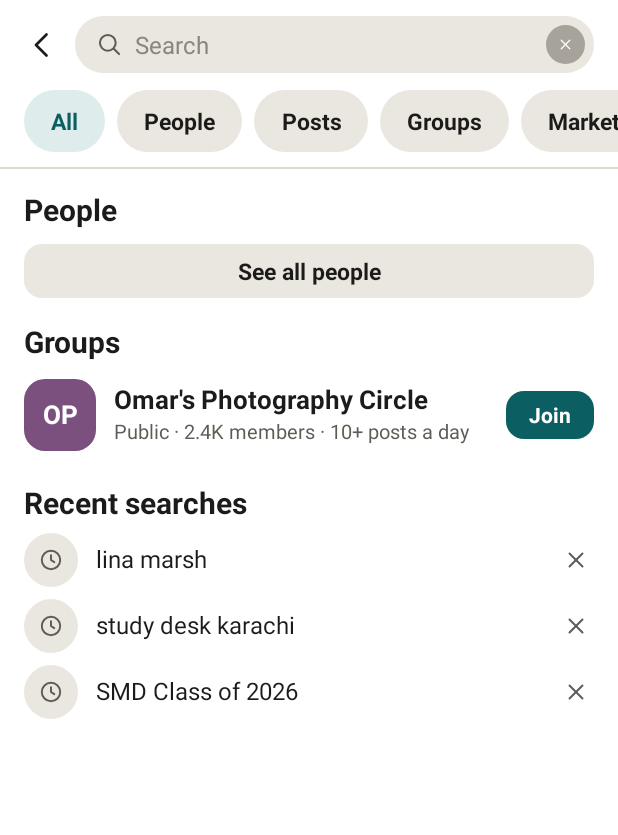
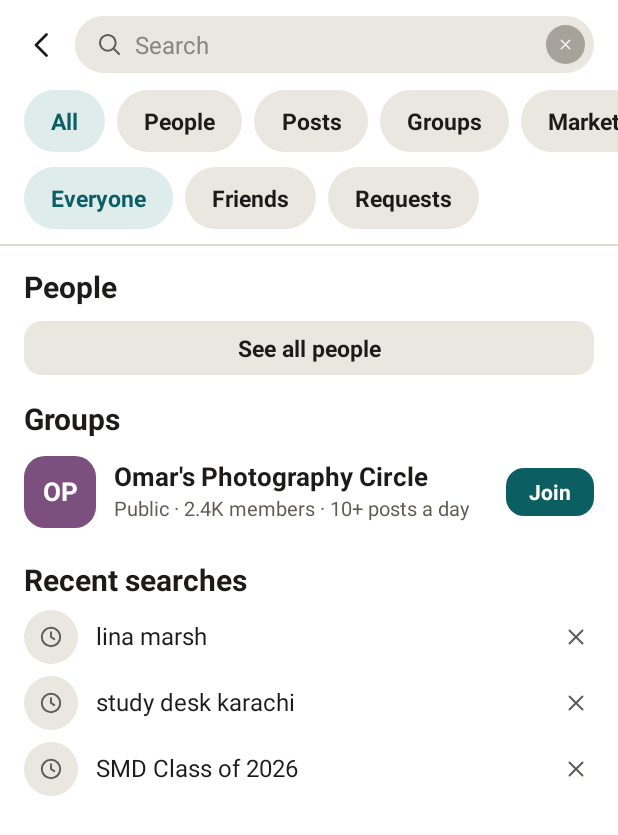
Before and after one commit to babartalal/smd_kinnect, an Android app: the SearchActivity screen opened directly, with no data from a screen before it, on a phone screen of 412 x 824 dp. Shown: the top 835 px of the screen. Run offline under Robolectric (Android 15) with nearby library versions, the phone set to English and light mode, and no system bars.

Commit message:
Search: filter results by Everyone, Friends or Requests

```diff
--- a/app/src/main/java/com/ahmadtalal/i210734_i210819/SearchActivity.kt
+++ b/app/src/main/java/com/ahmadtalal/i210734_i210819/SearchActivity.kt
@@ -3,19 +3,31 @@ package com.ahmadtalal.i210734_i210819
 import android.os.Bundle
 import android.text.Editable
 import android.text.TextWatcher
+import android.widget.TextView
 import androidx.activity.enableEdgeToEdge
 import androidx.appcompat.app.AppCompatActivity
+import androidx.core.content.ContextCompat
 import androidx.core.view.ViewCompat
 import androidx.core.view.WindowInsetsCompat
 import androidx.recyclerview.widget.LinearLayoutManager
 import com.ahmadtalal.i210734_i210819.databinding.ActivitySearchBinding
 
+/**
+ * Finds users by username or name as the user types (users/search.php).
+ * The Everyone / Friends / Requests chips choose whose accounts are searched.
+ */
 class SearchActivity : AppCompatActivity() {
 
     private lateinit var binding: ActivitySearchBinding
     private lateinit var userAdapter: UserAdapter
     private val searchResults = mutableListOf<User>()
     private var latestQuery = ""
+
+    /** The `filter` value sent to users/search.php: everyone, friends or requests. */
+    private var filter = FILTER_EVERYONE
+
+    /** Counts searches so that a slow answer to an older one is ignored. */
+    private var searchNumber = 0
 
     override fun onCreate(savedInstanceState: Bundle?) {
         super.onCreate(savedInstanceState)
@@ -33,36 +45,81 @@ class SearchActivity : AppCompatActivity() {
         binding.searchClearBtn.setOnClickListener { binding.searchInput.text.clear() }
 
         setupRecyclerView()
+        setupFilterChips()
         setupSearchTextWatcher()
     }
 
     private fun setupRecyclerView() {
-        userAdapter = UserAdapter(this, searchResults)
+        userAdapter = UserAdapter(this, searchResults) {
+            // A friend action can take a user out of the Friends or Requests
+            // list (unfriend, confirm, cancel), so those lists are reloaded.
+            if (filter != FILTER_EVERYONE) runSearch()
+        }
         binding.searchRecyclerView.layoutManager = LinearLayoutManager(this)
         binding.searchRecyclerView.adapter = userAdapter
+    }
+
+    private fun setupFilterChips() {
+        binding.filterEveryoneChip.setOnClickListener { selectFilter(FILTER_EVERYONE) }
+        binding.filterFriendsChip.setOnClickListener { selectFilter(FILTER_FRIENDS) }
+        binding.filterRequestsChip.setOnClickListener { selectFilter(FILTER_REQUESTS) }
+        showSelectedChip()
+    }
+
+    private fun selectFilter(newFilter: String) {
+        if (filter == newFilter) return
+        filter = newFilter
+        showSelectedChip()
+        runSearch()
+    }
+
+    /** Give the chosen chip the Kinnect.Chip.Selected look and the others Kinnect.Chip. */
+    private fun showSelectedChip() {
+        styleChip(binding.filterEveryoneChip, filter == FILTER_EVERYONE)
+        styleChip(binding.filterFriendsChip, filter == FILTER_FRIENDS)
+        styleChip(binding.filterRequestsChip, filter == FILTER_REQUESTS)
+    }
+
+    private fun styleChip(chip: TextView, selected: Boolean) {
+        // Setting a background resets the padding, so it is put back afterwards.
+        val left = chip.paddingLeft
+        val top = chip.paddingTop
+        val right = chip.paddingRight
+        val bottom = chip.paddingBottom
+        chip.setBackgroundResource(if (selected) R.drawable.k_bg_pill_teal_tint else R.drawable.k_bg_pill_gray)
+        chip.setPadding(left, top, right, bottom)
+        chip.setTextColor(
+            ContextCompat.getColor(this, if (selected) R.color.primary_teal else R.color.k_text_primary)
+        )
     }
 
     private fun setupSearchTextWatcher() {
         binding.searchInput.addTextChangedListener(object : TextWatcher {
             override fun beforeTextChanged(s: CharSequence?, start: Int, count: Int, after: Int) {}
             override fun onTextChanged(s: CharSequence?, start: Int, before: Int, count: Int) {
-                val query = s?.toString()?.trim().orEmpty()
-                latestQuery = query
-                if (query.isNotEmpty()) {
-                    performSearch(query)
-                } else {
-                    searchResults.clear()
-                    userAdapter.updateData(searchResults)
-                }
+                latestQuery = s?.toString()?.trim().orEmpty()
+                runSearch()
             }
             override fun afterTextChanged(s: Editable?) {}
         })
     }
 
-    private fun performSearch(query: String) {
-        Api.get("users/search.php", mapOf("q" to query)) { result ->
-            // Ignore answers to text the user has already typed past.
-            if (!result.ok || query != latestQuery) return@get
+    /**
+     * Search with the current text and filter. Everyone needs some text;
+     * Friends and Requests list all of them while the field is empty.
+     */
+    private fun runSearch() {
+        val number = ++searchNumber
+        if (latestQuery.isEmpty() && filter == FILTER_EVERYONE) {
+            searchResults.clear()
+            userAdapter.updateData(searchResults)
+            return
+        }
+
+        val params = mapOf("q" to latestQuery, "filter" to filter)
+        Api.get("users/search.php", params) { result ->
+            // Ignore answers to a text or filter the user has already moved past.
+            if (!result.ok || number != searchNumber) return@get
 
             val users = result.arr()
             searchResults.clear()
@@ -72,4 +129,10 @@ class SearchActivity : AppCompatActivity() {
             userAdapter.updateData(searchResults)
         }
     }
+
+    private companion object {
+        const val FILTER_EVERYONE = "everyone"
+        const val FILTER_FRIENDS = "friends"
+        const val FILTER_REQUESTS = "requests"
+    }
 }
--- a/app/src/main/res/layout/activity_search.xml
+++ b/app/src/main/res/layout/activity_search.xml
@@ -130,6 +130,45 @@
                 android:text="Marketplace" />
         </LinearLayout>
     </HorizontalScrollView>
+
+    <!-- Whose accounts to search: everyone, my friends, or pending friend requests -->
+    <LinearLayout
+        android:id="@+id/searchPeopleFilters"
+        android:layout_width="match_parent"
+        android:layout_height="wrap_content"
+        android:orientation="horizontal"
+        android:paddingHorizontal="16dp"
+        android:paddingBottom="10dp">
+
+        <TextView
+            android:id="@+id/filterEveryoneChip"
+            style="@style/Kinnect.Chip.Selected"
+            android:layout_width="wrap_content"
+            android:layout_height="wrap_content"
+            android:layout_marginEnd="8dp"
+            android:clickable="true"
+            android:focusable="true"
+            android:text="Everyone" />
+
+        <TextView
+            android:id="@+id/filterFriendsChip"
+            style="@style/Kinnect.Chip"
+            android:layout_width="wrap_content"
+            android:layout_height="wrap_content"
+            android:layout_marginEnd="8dp"
+            android:clickable="true"
+            android:focusable="true"
+            android:text="Friends" />
+
+        <TextView
+            android:id="@+id/filterRequestsChip"
+            style="@style/Kinnect.Chip"
+            android:layout_width="wrap_content"
+            android:layout_height="wrap_content"
+            android:clickable="true"
+            android:focusable="true"
+            android:text="Requests" />
+    </LinearLayout>
 
     <View
         android:id="@+id/headerDivider"
```
Also changed, not shown: 1 other file.
